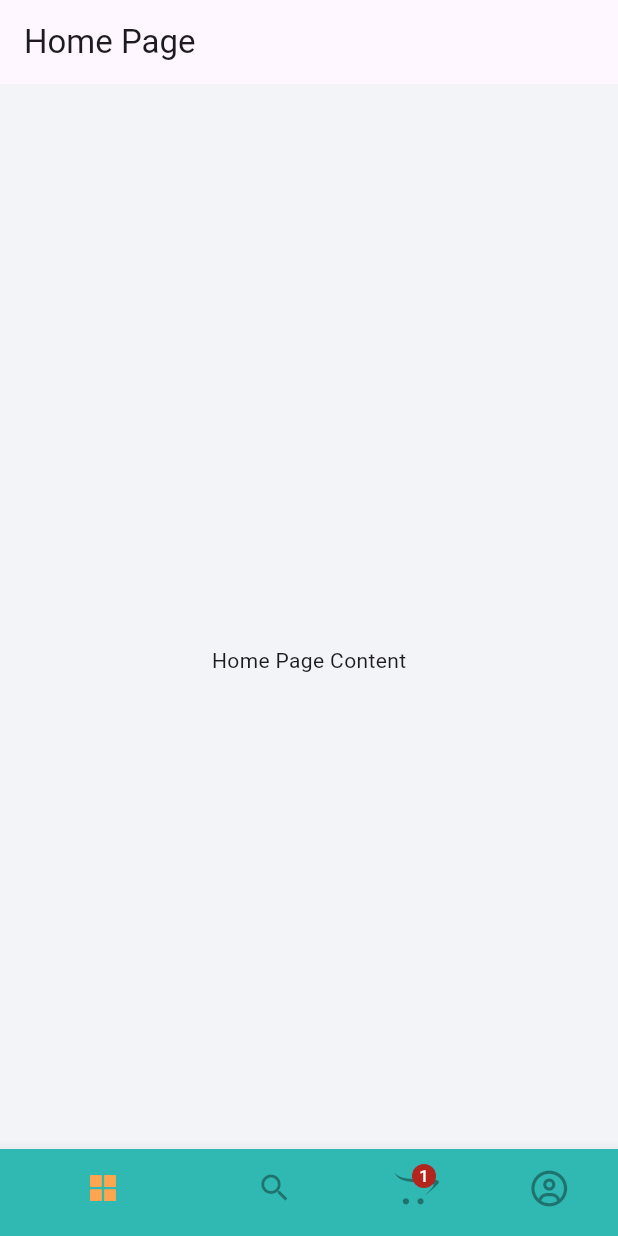
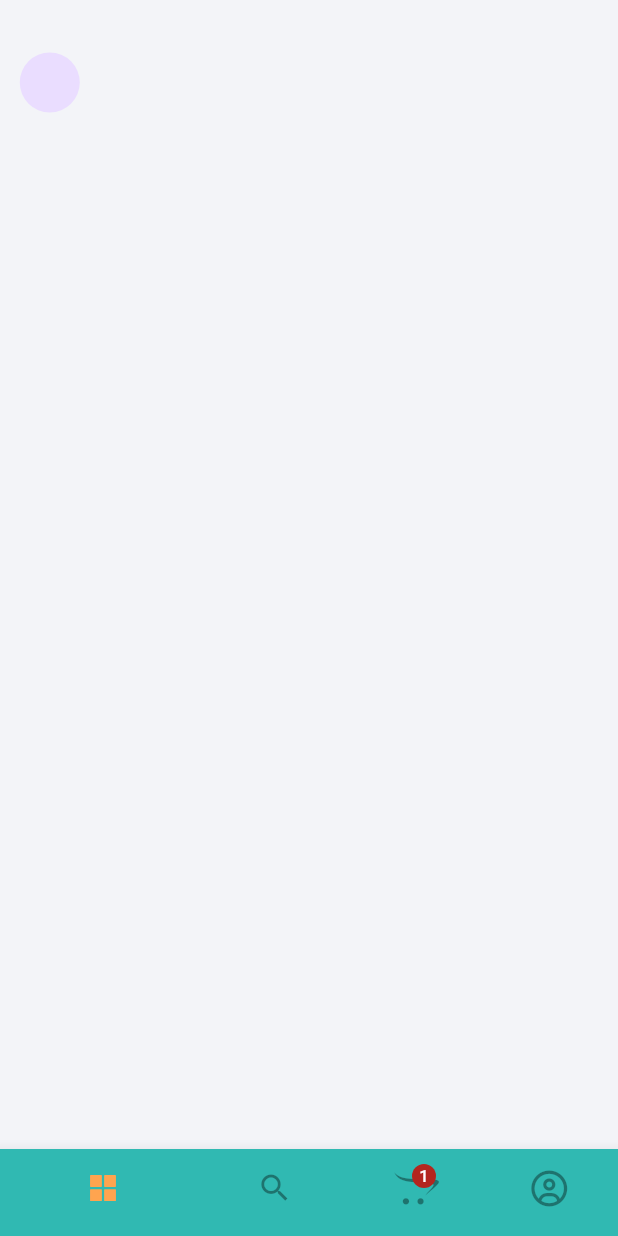
Before and after one commit to ritesh9691/foodly, a Flutter app: the screen it shows after launch, on a phone screen of 412 x 824 dp. Run offline on Flutter 3.47's test engine with Material 3 defaults, Android fonts, the phone set to English and light mode, and no system bars; our stand-ins replace flutter_screenutil, flutter_spinkit, flutter_vector_icons, get.

Commit message:
all files

```diff
--- /dev/null
+++ b/lib/common/customContainer.dart
@@ -0,0 +1,28 @@
+import 'package:flutter/material.dart';
+import 'package:flutter_screenutil/flutter_screenutil.dart';
+
+import '../constants/constants.dart';
+class CustomContainer extends StatelessWidget {
+  Widget ContainerContent;
+   CustomContainer({super.key,required this.ContainerContent});
+
+  @override
+  Widget build(BuildContext context) {
+    return SizedBox(
+      height: MediaQuery.of(context).size.height * 0.78,
+      width: width,
+      child: ClipRRect(
+        borderRadius: BorderRadius.only(
+          bottomLeft: Radius.circular(30.r),
+          bottomRight: Radius.circular(30.r),
+        ),
+        child: Container(
+          width: width,
+          color: kOffWhite,
+          child: SingleChildScrollView(child: ContainerContent),
+        ),
+
+      ),
+    );
+  }
+}
--- /dev/null
+++ b/lib/common/custom_appbar.dart
@@ -0,0 +1,36 @@
+import 'package:flutter/material.dart';
+import 'package:flutter_screenutil/flutter_screenutil.dart';
+import 'package:foodly_flutter/constants/constants.dart';
+
+class CustomAppBar extends StatelessWidget {
+  const CustomAppBar({super.key});
+
+  @override
+  Widget build(BuildContext context) {
+    return Container(
+      padding: EdgeInsets.symmetric(vertical:6.h,horizontal: 12.w),
+      width: width,
+      height: 110,
+      color: kOffWhite,
+      child: Container(
+        child: Row(
+          mainAxisAlignment: MainAxisAlignment.spaceBetween,
+          children: [
+            CircleAvatar(),
+            Padding(padding: EdgeInsets.symmetric(),
+
+
+            child: Column(
+              mainAxisAlignment: MainAxisAlignment.end,
+              crossAxisAlignment: CrossAxisAlignment.start,
+              children: [
+
+              ],
+            ),
+            )
+          ],
+        ),
+      ),
+    );
+  }
+}
--- /dev/null
+++ b/lib/common/reusable_text.dart
@@ -0,0 +1,10 @@
+import 'package:flutter/material.dart';
+class ReusableText extends StatelessWidget {
+    ReusableText(  this.text,   this.applyStyle);
+String text;
+TextStyle applyStyle;
+  @override
+  Widget build(BuildContext context) {
+    return Text(text,maxLines: 1,softWrap: false,style: applyStyle,textAlign: TextAlign.center,);
+  }
+}
--- a/lib/constants/constants.dart
+++ b/lib/constants/constants.dart
@@ -16,7 +16,7 @@ const kDark = Color(0xff000000);
 const kRed = Color(0xffe81e4d);
 const kOffWhite = Color(0xffF3F4F8);
 
-double hieght = 825.h;
+ double hieght = 825.h;
 double width = 375.w;
 
 
--- a/lib/views/cart/cart_page.dart
+++ b/lib/views/cart/cart_page.dart
@@ -1,4 +1,6 @@
 import 'package:flutter/material.dart';
+
+import '../../common/customContainer.dart';
 
 class CartPage extends StatelessWidget {
   const CartPage({super.key});
@@ -9,9 +11,7 @@ class CartPage extends StatelessWidget {
       appBar: AppBar(
         title: const Text('cart Page'),
       ),
-      body: Center(
-        child: Text('cart Page Content'),
-      ),
+      body:CustomContainer(ContainerContent: Container(),)
     );
   }
 }
--- a/lib/views/home/home_page.dart
+++ b/lib/views/home/home_page.dart
@@ -1,4 +1,9 @@
 import 'package:flutter/material.dart';
+import 'package:flutter_screenutil/flutter_screenutil.dart';
+import 'package:foodly_flutter/common/custom_appbar.dart';
+import 'package:foodly_flutter/constants/constants.dart';
+
+import '../../common/customContainer.dart';
 
 class HomePage extends StatelessWidget {
   const HomePage({super.key});
@@ -6,12 +11,13 @@ class HomePage extends StatelessWidget {
   @override
   Widget build(BuildContext context) {
     return Scaffold(
-      appBar: AppBar(
-        title: const Text('Home Page'),
+      backgroundColor: kOffWhite ,
+      appBar: PreferredSize(
+        preferredSize: Size.fromHeight(120.h),
+
+        child: CustomAppBar(),
       ),
-      body: Center(
-        child: Text('Home Page Content'),
-      ),
+      body: CustomContainer(ContainerContent: Container(),)
     );
   }
 }
--- a/lib/views/profile/profile_page.dart
+++ b/lib/views/profile/profile_page.dart
@@ -1,4 +1,6 @@
 import 'package:flutter/material.dart';
+
+import '../../common/customContainer.dart';
 
 class
 ProfilePage extends StatelessWidget {
@@ -11,9 +13,7 @@ ProfilePage extends StatelessWidget {
       appBar: AppBar(
         title: const Text('Page'),
       ),
-      body: Center(
-        child: Text(' Page Content'),
-      ),
+      body:CustomContainer(ContainerContent: Container(),)
     );
   }
 }
--- a/lib/views/search/search.dart
+++ b/lib/views/search/search.dart
@@ -1,4 +1,6 @@
 import 'package:flutter/material.dart';
+
+import '../../common/customContainer.dart';
 
 class SearchPage extends StatelessWidget {
   const SearchPage({super.key});
@@ -9,9 +11,7 @@ class SearchPage extends StatelessWidget {
       appBar: AppBar(
         title: const Text('Search here'),
       ),
-      body: Center(
-        child: Text('Search bar will be here '),
-      ),
+      body:CustomContainer(ContainerContent: Container(),)
     );
   }
 }
--- a/pubspec.yaml
+++ b/pubspec.yaml
@@ -45,6 +45,7 @@ dependencies:
   firebase_auth: ^4.15.2
   firebase_core: ^2.24.2
   country_picker: ^2.0.23
+  flutter_spinkit: ^5.2.1
 
 
 dev_dependencies:
```
Also changed, not shown: lib/views/entrypoint.dart (+13 -7 lines), lib/common/app_style.dart (added), pubspec.lock (deleted), 2 other files.
